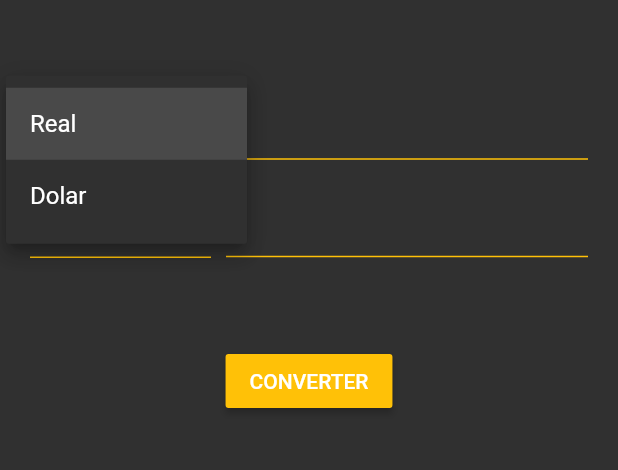
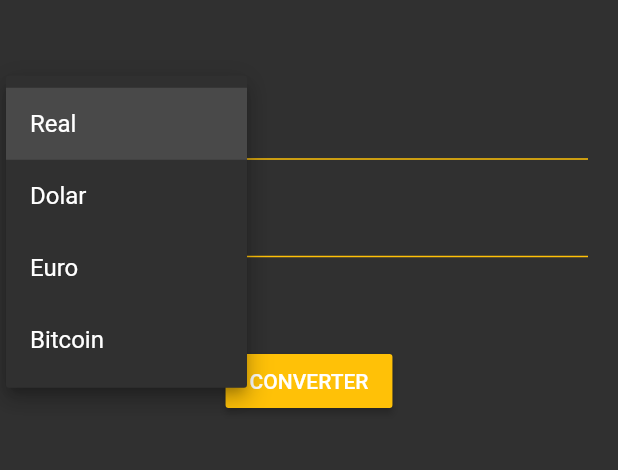
Before and after one commit to kr0ck/Conversor-de-moedas, a Flutter app: the screen it shows after launch, after a tap on "Real", on a phone screen of 412 x 824 dp, the part 375-845 px from its top. Run offline on Flutter 3.47's test engine with Material 2 defaults, Android fonts, the phone set to English and light mode, and no system bars.

Commit message:
Realizando a junção do controller com a view

```diff
--- a/lib/app/Models/moeda_model.dart
+++ b/lib/app/Models/moeda_model.dart
@@ -37,7 +37,7 @@ class MoedaModel {
         bitcoin: 0.0001,
       ),
       MoedaModel(
-        nome: "Real",
+        nome: "Bitcoin",
         real: 64116.51,
         dolar: 11351.30,
         euro: 9689.54,
--- a/lib/app/Views/Componentes/box_moeda_componente.dart
+++ b/lib/app/Views/Componentes/box_moeda_componente.dart
@@ -1,8 +1,18 @@
+import 'package:conversor_de_moedas/app/Models/moeda_model.dart';
 import 'package:flutter/material.dart';
 
 class BoxMoedaComponente extends StatelessWidget {
+  final List<MoedaModel> items;
+  final TextEditingController controller;
+  final void Function(MoedaModel model) onChanged;
+  final MoedaModel itemSeleciondado;
+
   const BoxMoedaComponente({
     Key key,
+    this.items,
+    this.controller,
+    this.onChanged,
+    this.itemSeleciondado,
   }) : super(key: key);
 
   @override
@@ -12,18 +22,18 @@ class BoxMoedaComponente extends StatelessWidget {
         flex: 1,
         child: SizedBox(
           height: 65,
-          child: DropdownButton(
+          child: DropdownButton<MoedaModel>(
+            value: itemSeleciondado,
             iconEnabledColor: Colors.amber,
             isExpanded: true,
             underline: Container(
               height: 1,
               color: Colors.amber,
             ),
-            items: [
-              DropdownMenuItem(child: Text('Real')),
-              DropdownMenuItem(child: Text('Dolar')),
-            ],
-            onChanged: (value) {},
+            items: items
+                .map((e) => DropdownMenuItem(value: e, child: Text(e.nome)))
+                .toList(),
+            onChanged: onChanged,
           ),
         ),
       ),
@@ -33,6 +43,7 @@ class BoxMoedaComponente extends StatelessWidget {
       Expanded(
         flex: 2,
         child: TextField(
+          controller: controller,
           decoration: InputDecoration(
             enabledBorder: UnderlineInputBorder(
               borderSide: BorderSide(color: Colors.amber),
--- a/lib/app/Views/home_page.dart
+++ b/lib/app/Views/home_page.dart
@@ -3,12 +3,21 @@ import 'package:flutter/material.dart';
 
 import 'Componentes/box_moeda_componente.dart';
 
-class HomePage extends StatelessWidget {
-  final TextEditingController deTexto = TextEditingController();
-  final TextEditingController paraTexto = TextEditingController();
+class HomePage extends StatefulWidget {
+  @override
+  _HomePageState createState() => _HomePageState();
+}
+
+class _HomePageState extends State<HomePage> {
   HomeController homeController;
 
-  HomePage() {
+  final TextEditingController deTexto = TextEditingController();
+
+  final TextEditingController paraTexto = TextEditingController();
+
+  @override
+  void initState() {
+    super.initState();
     homeController = new HomeController(deTexto: deTexto, paraTexto: paraTexto);
   }
 
@@ -28,12 +37,30 @@ class HomePage extends StatelessWidget {
                 SizedBox(
                   height: 50,
                 ),
-                BoxMoedaComponente(),
-                BoxMoedaComponente(),
+                BoxMoedaComponente(
+                    itemSeleciondado: homeController.deMoeda,
+                    items: homeController.moedas,
+                    onChanged: (model) {
+                      setState(() {
+                        homeController.deMoeda = model;
+                      });
+                    },
+                    controller: deTexto),
+                BoxMoedaComponente(
+                    itemSeleciondado: homeController.paraMoeda,
+                    items: homeController.moedas,
+                    onChanged: (model) {
+                      setState(() {
+                        homeController.paraMoeda = model;
+                      });
+                    },
+                    controller: paraTexto),
                 SizedBox(height: 50),
                 RaisedButton(
                   color: Colors.amber,
-                  onPressed: () {},
+                  onPressed: () {
+                    homeController.convertendo();
+                  },
                   child: Text('CONVERTER'),
                 ),
               ],
```
